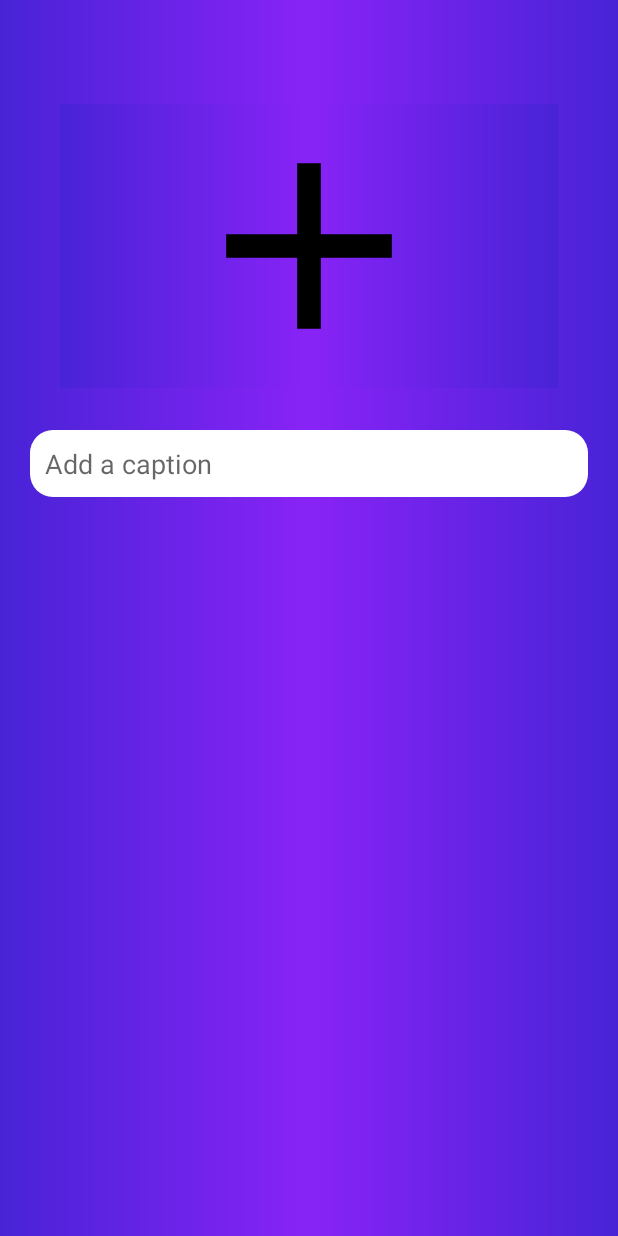
After one commit to Priyandubey/ChatApp, an Android app: the layout fragment_share.xml on its own in the app's theme, with its tools: preview values and no code run, on a phone screen of 412 x 824 dp. The commit adds this screen. Run offline under Robolectric (Android 15) with nearby library versions, the phone set to English and light mode, and no system bars.

Commit message:
removed bug's

```diff
--- a/app/src/main/java/com/example/chatapp/Chats.java
+++ b/app/src/main/java/com/example/chatapp/Chats.java
@@ -28,6 +28,7 @@ public class Chats extends Fragment {
         View view =  inflater.inflate(R.layout.fragment_chats, container, false);
 
         return view;
+
     }
 
 }
--- /dev/null
+++ b/app/src/main/res/drawable/ic_add_black_24dp.xml
@@ -0,0 +1,9 @@
+<vector xmlns:android="http://schemas.android.com/apk/res/android"
+        android:width="24dp"
+        android:height="24dp"
+        android:viewportWidth="24.0"
+        android:viewportHeight="24.0">
+    <path
+        android:fillColor="#FF000000"
+        android:pathData="M19,13h-6v6h-2v-6H5v-2h6V5h2v6h6v2z"/>
+</vector>
--- /dev/null
+++ b/app/src/main/res/layout/fragment_share.xml
@@ -0,0 +1,40 @@
+<?xml version="1.0" encoding="utf-8"?>
+<androidx.constraintlayout.widget.ConstraintLayout xmlns:android="http://schemas.android.com/apk/res/android"
+    xmlns:app="http://schemas.android.com/apk/res-auto"
+    xmlns:tools="http://schemas.android.com/tools"
+    android:layout_width="match_parent"
+    android:layout_height="match_parent"
+    android:background="@drawable/gradient1"
+    tools:context=".MainActivity">
+
+    <ImageView
+        android:id="@+id/shareImage"
+        android:layout_width="match_parent"
+        android:layout_height="189dp"
+        android:layout_marginStart="40dp"
+        android:layout_marginTop="40dp"
+        android:layout_marginEnd="40dp"
+        android:background="@drawable/gradient1"
+        app:layout_constraintBottom_toBottomOf="parent"
+        app:layout_constraintEnd_toEndOf="parent"
+        app:layout_constraintStart_toStartOf="parent"
+        app:layout_constraintTop_toTopOf="parent"
+        app:layout_constraintVertical_bias="0.049"
+        app:srcCompat="@drawable/ic_add_black_24dp" />
+
+    <EditText
+        android:id="@+id/shareCaption"
+        android:layout_width="0dp"
+        android:layout_height="wrap_content"
+        android:layout_marginStart="20dp"
+        android:layout_marginTop="28dp"
+        android:layout_marginEnd="20dp"
+        android:background="@drawable/round_layout_edittext"
+        android:padding="10dp"
+        android:hint="Add a caption"
+        app:layout_constraintEnd_toEndOf="parent"
+        app:layout_constraintHorizontal_bias="0.5"
+        app:layout_constraintStart_toStartOf="parent"
+        app:layout_constraintTop_toBottomOf="@+id/shareImage" />
+
+</androidx.constraintlayout.widget.ConstraintLayout>
```
Also changed, not shown: app/src/main/java/com/example/chatapp/Share.java (added, +136 -0 lines), app/src/main/res/drawable/only_round.xml (added, +13 -0 lines), app/src/main/res/layout/fragment_chats.xml (+10 -4 lines).
